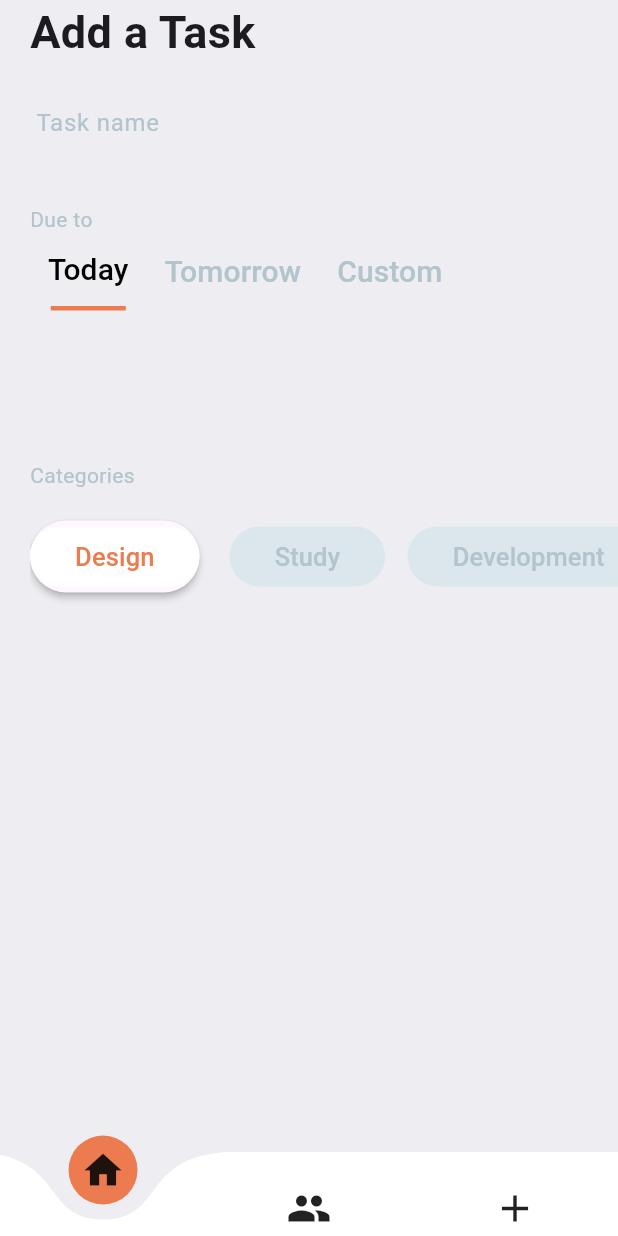
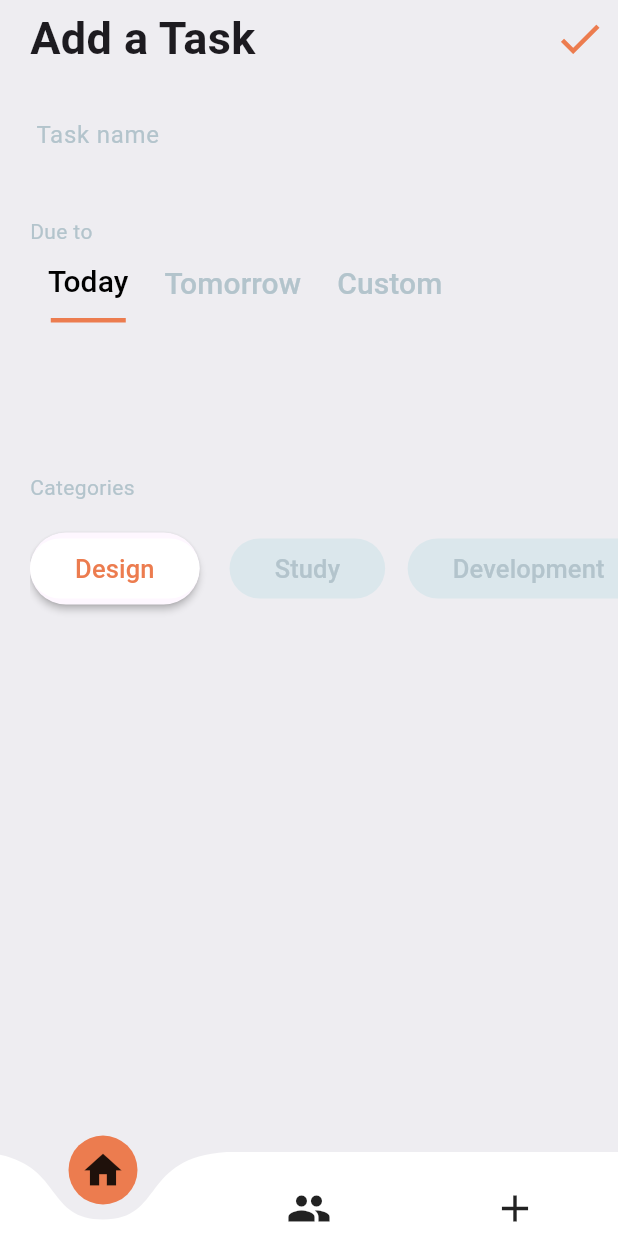
Before and after one commit to Abhay123qwe/daily_tasks, a Flutter app: the screen it shows after launch, swiped to page 3, on a phone screen of 412 x 824 dp. Run offline on Flutter 3.47's test engine with Material 3 defaults, Android fonts, the phone set to English and light mode, and no system bars; drawn by our look-alikes of curved_navigation_bar; our stand-ins replace percent_indicator, table_calendar.

Commit message:
added check icon in add tasks file

```diff
--- a/lib/screens/add_tasks.dart
+++ b/lib/screens/add_tasks.dart
@@ -1,3 +1,5 @@
+import 'package:daily_tasks/responsive/mobile_screen.dart';
+
 import 'package:daily_tasks/utils/colors.dart';
 import 'package:daily_tasks/widgets/categories.dart';
 import 'package:daily_tasks/widgets/text_field_input.dart';
@@ -35,9 +37,24 @@ class _AddTasksState extends State<AddTasks> {
           child: Column(
             crossAxisAlignment: CrossAxisAlignment.start,
             children: [
-              const Text(
-                'Add a Task',
-                style: TextStyle(fontSize: 30, fontWeight: FontWeight.bold),
+              Row(
+                mainAxisAlignment: MainAxisAlignment.spaceBetween,
+                children: [
+                  const Text(
+                    'Add a Task',
+                    style: TextStyle(fontSize: 30, fontWeight: FontWeight.bold),
+                  ),
+                  IconButton(
+                      onPressed: () {
+                        Navigator.of(context).pushReplacement(MaterialPageRoute(
+                            builder: (context) => const MobileScreen()));
+                      },
+                      icon: const Icon(
+                        Icons.check,
+                        size: 35,
+                        color: seventh,
+                      ))
+                ],
               ),
               const SizedBox(
                 height: 15,
--- a/lib/screens/nextscreen.dart
+++ b/lib/screens/nextscreen.dart
@@ -28,7 +28,7 @@ class _NextscreenState extends State<Nextscreen> {
       ),
       body: SafeArea(
         child: Container(
-          padding: EdgeInsets.only(bottom: 10),
+          padding: const EdgeInsets.only(bottom: 10),
           width: MediaQuery.of(context).size.width,
           height: MediaQuery.of(context).size.height,
           decoration: const BoxDecoration(
```
